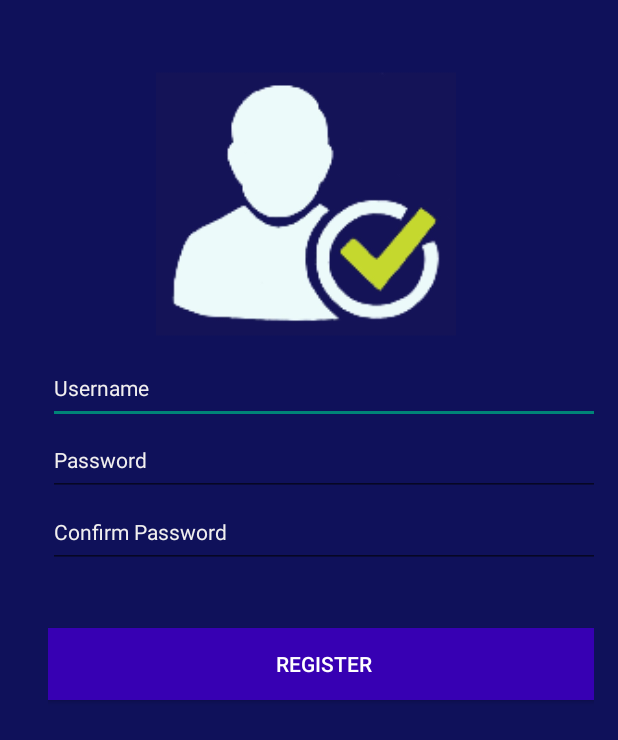
After one commit to bunnybunbun37204/app_pkarn, an Android app: the LoginActivity screen opened directly, with no data from a screen before it, on a phone screen of 412 x 824 dp. The commit adds this screen. Shown: the top 740 px of the screen. Run offline under Robolectric (Android 15) with nearby library versions, the phone set to English and light mode, and no system bars; libraries missing offline, so code that uses them is left out: com.apollographql.apollo3.

Commit message:
login and register system finished!!

```diff
--- a/app/src/main/AndroidManifest.xml
+++ b/app/src/main/AndroidManifest.xml
@@ -21,6 +21,7 @@
                 <category android:name="android.intent.category.LAUNCHER" />
             </intent-filter>
         </activity>
+        <activity android:name=".LoginActivity" android:exported="true" />
     </application>
 
 </manifest>
--- /dev/null
+++ b/app/src/main/java/com/example/dolpjinjunior/LoginActivity.kt
@@ -0,0 +1,58 @@
+package com.example.dolpjinjunior
+
+import android.os.Bundle
+import android.util.Log
+import android.widget.Button
+import android.widget.EditText
+import android.widget.Toast
+import androidx.appcompat.app.AppCompatActivity
+import androidx.lifecycle.lifecycleScope
+import com.apollographql.apollo3.ApolloClient
+import com.apollographql.apollo3.exception.ApolloException
+import com.example.dolpjinjunior.utils.Utils
+
+class LoginActivity : AppCompatActivity() {
+
+    override fun onCreate(savedInstanceState: Bundle?) {
+        super.onCreate(savedInstanceState)
+
+        setContentView(R.layout.activity_register)
+
+        val registerButton : Button = findViewById(R.id.register_btn)
+
+        val usernameEditText : EditText = findViewById(R.id.username_id)
+        val passwordEditText : EditText = findViewById(R.id.password_id)
+        val confirmPasswordEditText : EditText = findViewById(R.id.confirm_password_id)
+
+        registerButton.setOnClickListener {
+            val username : String = usernameEditText.text.toString()
+            val password : String = passwordEditText.text.toString()
+            val confirmPassword : String = confirmPasswordEditText.text.toString()
+
+            if (password != confirmPassword) Utils.makeToast(this@LoginActivity, "Password is not same", Toast.LENGTH_SHORT)
+            else {
+
+                val GRAPH_URL = "http://192.168.1.31:4000/"
+                lifecycleScope.launchWhenResumed {
+                    val status = Utils.checkConnection()
+                    if (!status) Utils.makeToast(this@LoginActivity, "No internet", Toast.LENGTH_SHORT)
+
+                    val result = try {
+                        ApolloClient.Builder()
+                            .serverUrl(GRAPH_URL)
+                            .build()
+                            .mutation(LoginUserMutation(username, password))
+                            .execute()
+                    } catch (err : ApolloException) {
+                        Log.d("LOG-DEBUGGER", "Err : $err")
+                        Utils.makeToast(this@LoginActivity, "Error Network Connection", Toast.LENGTH_SHORT)
+                        throw err
+                    }
+                    if (result.data?.register == null) {
+                        Utils.makeToast(this@LoginActivity, result.errors?.get(0)?.message.toString(), Toast.LENGTH_SHORT)
+                    }
+                }
+            }
+        }
+    }
+}
--- /dev/null
+++ b/app/src/main/res/layout/activity_register.xml
@@ -0,0 +1,101 @@
+<?xml version="1.0" encoding="utf-8"?>
+<RelativeLayout xmlns:android="http://schemas.android.com/apk/res/android"
+    xmlns:app="http://schemas.android.com/apk/res-auto"
+    xmlns:tools="http://schemas.android.com/tools"
+    android:layout_width="wrap_content"
+    android:layout_height="match_parent"
+    android:background="#0F115A"
+    android:paddingLeft="0dp"
+    android:paddingRight="0dp"
+    tools:context=".LoginActivity">
+
+
+    <LinearLayout
+        android:layout_width="match_parent"
+        android:layout_height="match_parent"
+        android:orientation="vertical"
+        android:padding="16dp">
+
+        <ImageView
+            android:id="@+id/image1"
+            android:layout_width="375dp"
+            android:layout_height="200dp"
+            android:translationY="20dp"
+            app:srcCompat="@mipmap/ic_launcher_profile" />
+
+        <LinearLayout
+            android:layout_width="400dp"
+            android:layout_height="640dp"
+            android:gravity="center"
+            android:orientation="vertical"
+            android:padding="16dp"
+            android:translationY="10dp">
+
+
+            <EditText
+                android:id="@+id/username_id"
+                android:layout_width="match_parent"
+                android:layout_height="wrap_content"
+                android:inputType="text"
+                android:minHeight="48dp"
+                android:hint="@string/Username"
+                android:textColor="@color/white"
+                android:textColorHighlight="#F6F6F6"
+                android:textColorHint="#F1EFEF"
+                android:textColorLink="@color/white"
+                android:textCursorDrawable="@color/white"
+                android:textSize="14sp"
+                android:translationY="-210dp" />
+
+            <EditText
+                android:id="@+id/password_id"
+                android:layout_width="match_parent"
+                android:layout_height="wrap_content"
+                android:inputType="textPassword"
+                android:hint="@string/password_id_id"
+                android:minHeight="48dp"
+                android:textColor="@color/white"
+                android:textColorHighlight="#F6F6F6"
+                android:textColorHint="#F1EFEF"
+                android:textColorLink="@color/white"
+                android:textCursorDrawable="@color/white"
+                android:textSize="14sp"
+                android:translationY="-210dp" />
+
+            <EditText
+                android:id="@+id/confirm_password_id"
+                android:layout_width="match_parent"
+                android:layout_height="wrap_content"
+                android:inputType="textPassword"
+                android:hint="@string/confirm_password"
+                android:minHeight="48dp"
+                android:textColor="@color/white"
+                android:textColorHighlight="#F6F6F6"
+                android:textColorHint="#F1EFEF"
+                android:textColorLink="@color/white"
+                android:textCursorDrawable="@color/white"
+                android:textSize="14sp"
+                android:translationY="-210dp" />
+
+            <Button
+                android:id="@+id/register_btn"
+                android:layout_width="400dp"
+                android:layout_height="48dp"
+                android:layout_marginTop="10dp"
+                android:background="@color/purple_700"
+                android:gravity="center"
+                android:text="@string/register"
+                android:textColor="@color/white"
+                android:textSize="14sp"
+                android:translationY="-180dp"
+                app:iconTint="@color/white"
+                tools:ignore="TextContrastCheck" />
+
+
+
+
+        </LinearLayout>
+
+    </LinearLayout>
+
+</RelativeLayout>
--- a/app/src/main/res/values/strings.xml
+++ b/app/src/main/res/values/strings.xml
@@ -46,4 +46,6 @@
     <string name="Gateout" translatable="false">Gate Out</string>
     <string name="password_id_id">Password</string>
     <string name="register">Register</string>
+    <string name="register_to_get_an_account">Register to get an Account</string>
+    <string name="confirm_password">Confirm Password</string>
 </resources>
```
Also changed, not shown: app/src/main/java/com/example/dolpjinjunior/MainActivity.kt (+37 -6 lines), app/src/main/java/com/example/dolpjinjunior/utils/Utils.kt (+21 -0 lines), 1 other file.
